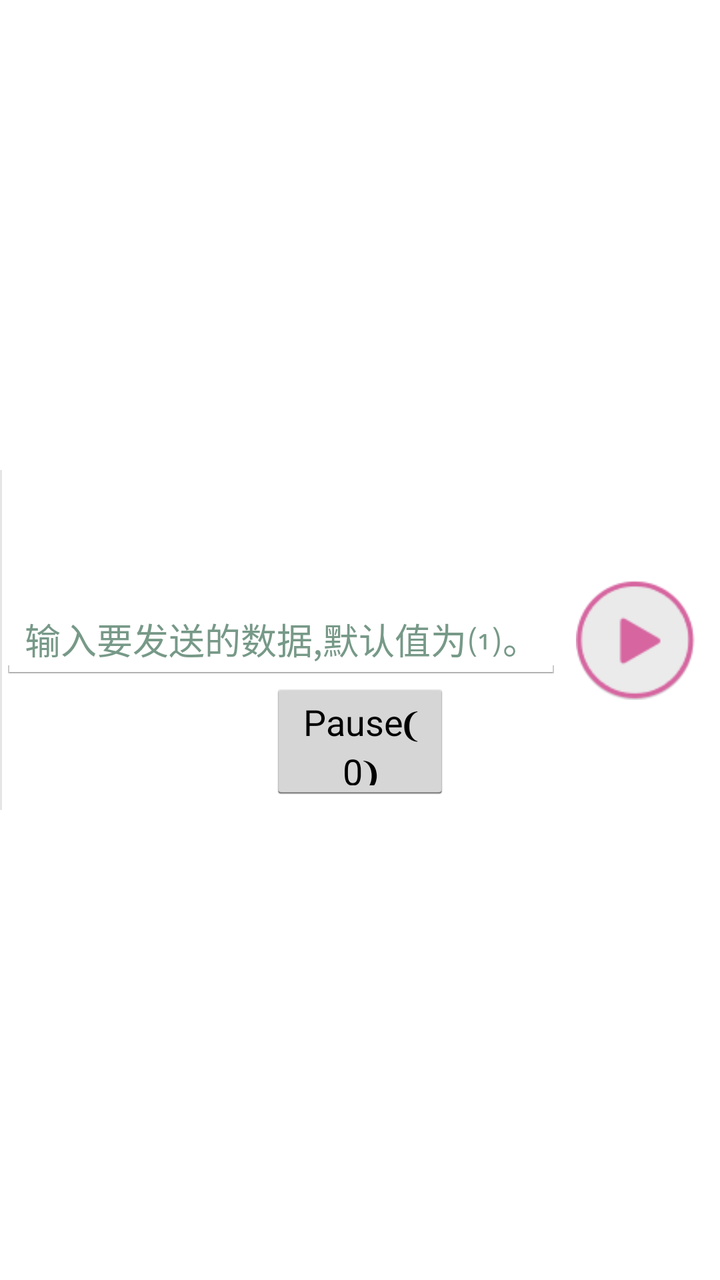
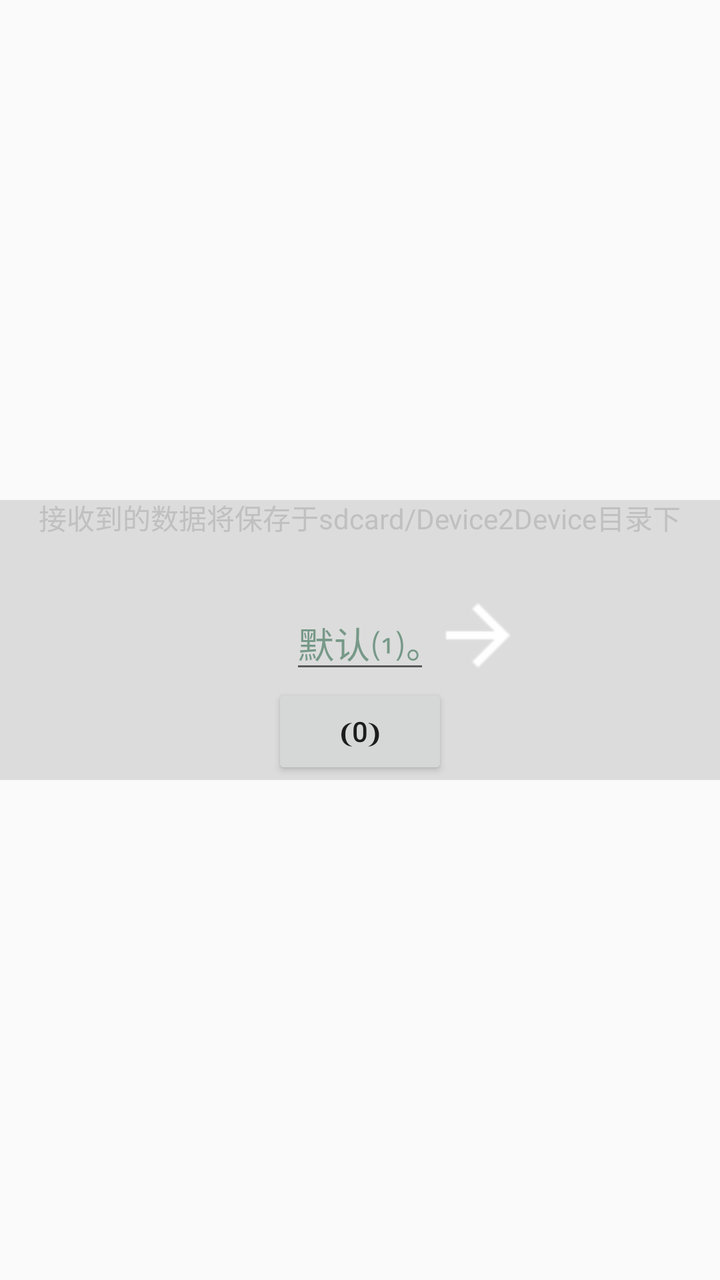

The first picture is an Android layout as it rendered before a commit; the second is the same layout after the commit. The layout source and the unified diff follow.
<!-- AndroidManifest.xml: application theme AppTheme -->
<!-- res/layout/dialog_new.xml -->
<?xml version="1.0" encoding="utf-8"?>
<RelativeLayout
	xmlns:android="http://schemas.android.com/apk/res/android"
	android:layout_width="fill_parent"
	android:layout_height="fill_parent"
	android:orientation="vertical">

	<EditText
		android:layout_height="wrap_content"
		android:layout_width="wrap_content"
		android:id="@+id/edit_text"
		android:textIsSelectable="false"
		android:inputType="textCapCharacters"
		android:hint="@string/edit_text"
		android:maxLength="1"
		android:textColorHint="#779988"
		android:textAlignment="center"
		android:layout_weight="1"
		android:layout_alignParentLeft="true"
		android:layout_centerVertical="true"
		android:typeface="monospace"/>

	<ImageView
		android:id="@+id/imageView2"
		android:layout_width="wrap_content"
		android:layout_height="60dp"
		android:src="@drawable/btn_player"
		android:layout_toRightOf="@id/edit_text"
		android:layout_centerInParent="true"/>

	<Button
		android:layout_height="wrap_content"
		android:text="Pause❨0❩"
		android:layout_width="wrap_content"
		android:width="90dp"
		android:id="@+id/btn0"
		android:height="60dp"
		android:layout_below="@id/edit_text"
		android:layout_centerHorizontal="true"/>

	<View
		android:layout_height="170dp"
		android:background="?android:attr/dividerHorizontal"
		android:layout_width="1dp"
		android:layout_centerVertical="true"/>

</RelativeLayout>
<!-- resources referenced by this layout -->
<resources>
  <!-- drawable btn_player: png bitmap (drawable, 3297 bytes) -->
  <string name="edit_text">输入要发送的数据,默认值为⑴。</string>
  <style name="AppTheme" parent="android:Theme.Light" />
</resources>

<!-- the commit's change to res/layout/dialog_new.xml (unified diff, before → after) -->
@@ -4,6 +4,12 @@
 	android:layout_width="fill_parent"
 	android:layout_height="fill_parent"
 	android:orientation="vertical">
+
+	<View
+		android:layout_height="140dp"
+		android:background="?android:attr/dividerHorizontal"
+		android:layout_width="match_parent"
+		android:layout_centerInParent="true"/>
 
 	<EditText
 		android:layout_height="wrap_content"
@@ -12,36 +18,40 @@
 		android:textIsSelectable="false"
 		android:inputType="textCapCharacters"
 		android:hint="@string/edit_text"
-		android:maxLength="1"
+		android:focusableInTouchMode="true"
+		android:maxLength="8"
 		android:textColorHint="#779988"
 		android:textAlignment="center"
-		android:layout_weight="1"
-		android:layout_alignParentLeft="true"
-		android:layout_centerVertical="true"
-		android:typeface="monospace"/>
+		android:layout_weight="2"
+		android:typeface="monospace"
+		android:focusable="true"
+		android:width="70dp"
+		android:layout_centerHorizontal="true"
+		android:height="70dp"
+		android:layout_centerInParent="true"/>
+
+	<Button
+		android:layout_height="wrap_content"
+		android:text="❨0❩"
+		android:layout_width="wrap_content"
+		android:id="@+id/btn0"
+		android:layout_below="@id/edit_text"
+		android:layout_centerHorizontal="true"/>
 
 	<ImageView
 		android:id="@+id/imageView2"
 		android:layout_width="wrap_content"
-		android:layout_height="60dp"
+		android:layout_height="wrap_content"
 		android:src="@drawable/btn_player"
 		android:layout_toRightOf="@id/edit_text"
-		android:layout_centerInParent="true"/>
+		android:layout_above="@id/btn0"/>
 
-	<Button
-		android:layout_height="wrap_content"
-		android:text="Pause❨0❩"
+	<TextView
+		android:layout_height="50dp"
 		android:layout_width="wrap_content"
-		android:width="90dp"
-		android:id="@+id/btn0"
-		android:height="60dp"
-		android:layout_below="@id/edit_text"
-		android:layout_centerHorizontal="true"/>
-
-	<View
-		android:layout_height="170dp"
-		android:background="?android:attr/dividerHorizontal"
-		android:layout_width="1dp"
-		android:layout_centerVertical="true"/>
+		android:text="接收到的数据将保存于sdcard/Device2Device目录下"
+		android:layout_above="@id/edit_text"
+		android:layout_centerHorizontal="true"
+		android:textColor="#C0C0C0"/>
 
 </RelativeLayout>
<!-- resource entries referenced after the edit -->
@@ -1,7 +1,7 @@
 <!-- resources referenced by this layout -->
 <resources>
-  <!-- drawable btn_player: png bitmap (drawable, 3297 bytes) -->
-  <string name="edit_text">输入要发送的数据,默认值为⑴。</string>
-  <style name="AppTheme" parent="android:Theme.Light" />
+  <!-- drawable btn_player: png bitmap (drawable, 445 bytes) -->
+  <string name="edit_text">默认⑴。</string>
+  <style name="AppTheme" parent="android:Theme.Material.Light" />
 </resources>
 
